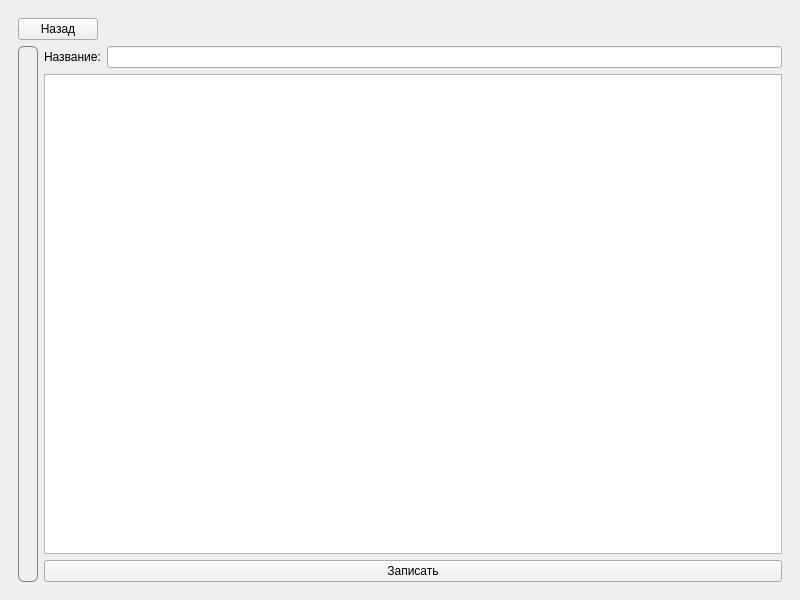
The window that mainwindow.ui (Ognys/qt-project) describes before a commit, drawn with Qt 5.
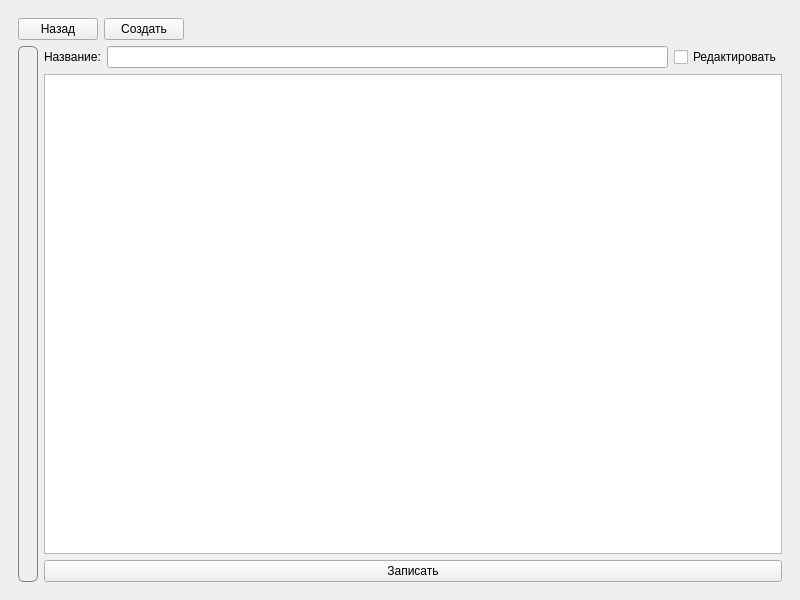
The same window after the commit. The open tabs and pages were chosen to show the change.

Commit message:
feat: редактирование заметок
Теперь для редактирования заметок нужно поставить галочку в чекбоксе
иначе поля будут не активны

What changed in the file:
```diff
--- a/mainwindow.ui
+++ b/mainwindow.ui
@@ -48,6 +48,13 @@
               </property>
              </widget>
             </item>
+            <item>
+             <widget class="QPushButton" name="pushButton_5">
+              <property name="text">
+               <string>Создать</string>
+              </property>
+             </widget>
+            </item>
             <item>
              <spacer name="horizontalSpacer">
               <property name="orientation">
@@ -106,6 +113,13 @@
               <item>
                <widget class="QLineEdit" name="setTitleNote"/>
               </item>
+              <item>
+               <widget class="QCheckBox" name="checkBox">
+                <property name="text">
+                 <string>Редактировать</string>
+                </property>
+               </widget>
+              </item>
              </layout>
             </item>
             <item>
```
The commit also changes 2 other files.
